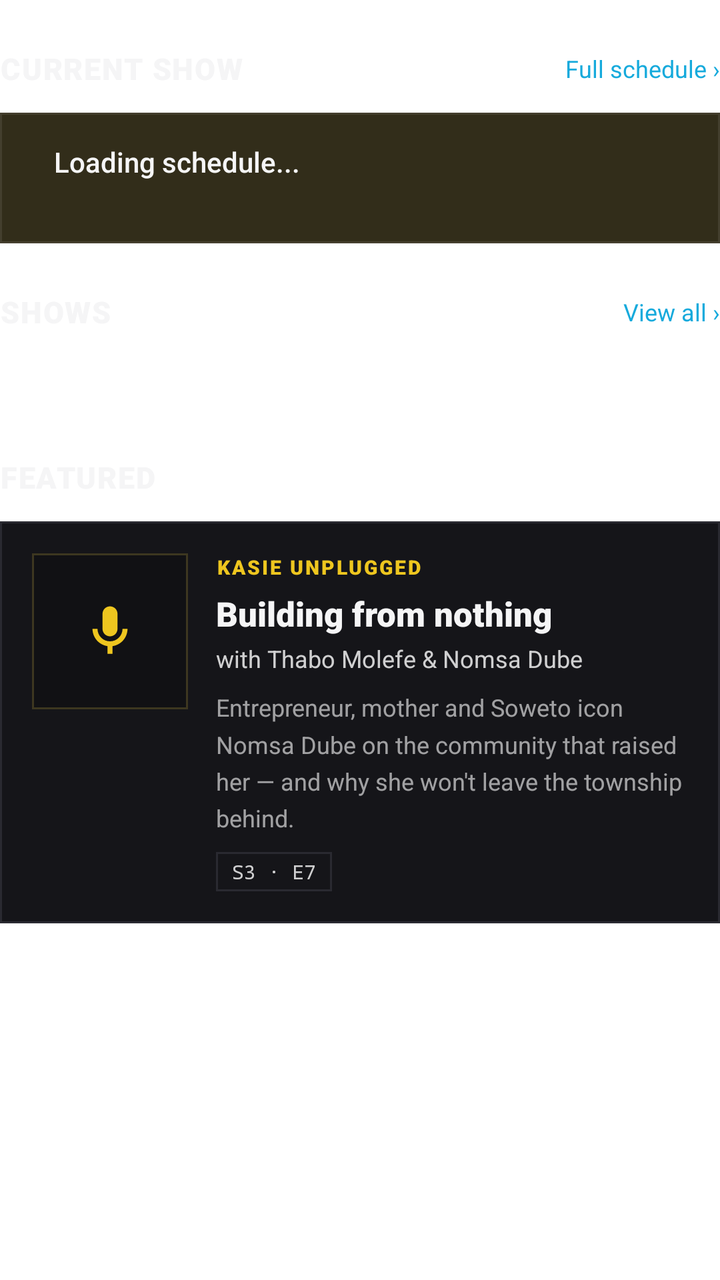
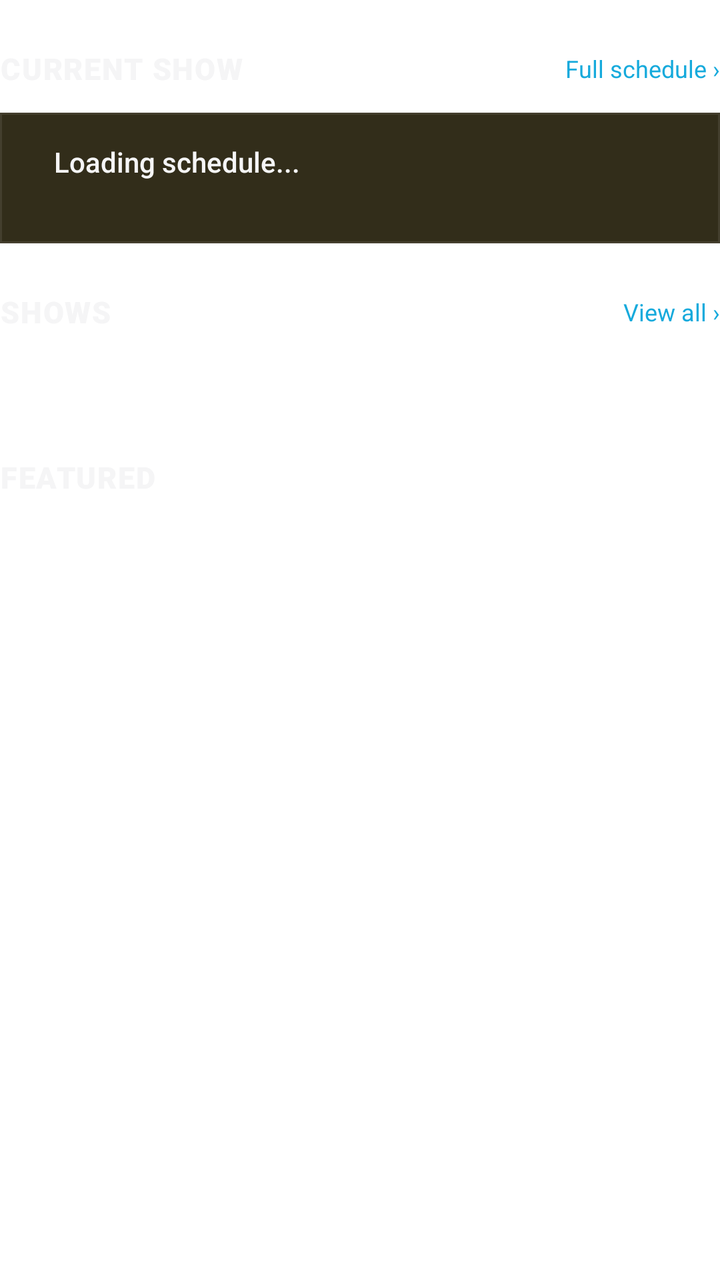

Before-and-after screenshots of an Android layout around one commit, followed by the original layout XML and the change that was made.
<!-- AndroidManifest.xml: application theme Theme.KasiStream -->
<!-- res/layout/fragment_home.xml -->
<?xml version="1.0" encoding="utf-8"?>
<androidx.core.widget.NestedScrollView xmlns:android="http://schemas.android.com/apk/res/android"
    android:layout_width="match_parent"
    android:layout_height="match_parent"
    android:clipToPadding="false"
    android:fillViewport="true"
    android:paddingBottom="24dp">

<LinearLayout
    android:layout_width="match_parent"
    android:layout_height="wrap_content"
    android:orientation="vertical">

    
    <LinearLayout
        android:layout_width="match_parent"
        android:layout_height="wrap_content"
        android:layout_marginTop="24dp"
        android:layout_marginBottom="12dp"
        android:gravity="center_vertical"
        android:orientation="horizontal">

        <TextView
            android:layout_width="0dp"
            android:layout_height="wrap_content"
            android:layout_weight="1"
            android:text="CURRENT SHOW"
            android:textAppearance="@style/TextAppearance.Kasie.Section" />

        <TextView
            android:id="@+id/full_schedule_action"
            android:layout_width="wrap_content"
            android:layout_height="wrap_content"
            android:text="Full schedule ›"
            android:textColor="@color/kasie_cyan"
            android:textSize="12sp" />
    </LinearLayout>

    <LinearLayout
        android:layout_width="match_parent"
        android:layout_height="wrap_content"
        android:background="@drawable/bg_dark_card"
        android:orientation="vertical">

        
        <LinearLayout android:layout_width="match_parent" android:layout_height="wrap_content"
            android:gravity="center_vertical" android:orientation="horizontal" android:padding="15dp" android:background="@drawable/bg_schedule_now">
            <TextView android:id="@+id/current_show_status" android:layout_width="42dp" android:layout_height="wrap_content" android:gravity="end" android:visibility="gone"
                android:text="ON AIR" android:fontFamily="monospace" android:textColor="@color/kasie_accent" android:textSize="10sp" />
            <View android:id="@+id/current_show_dot" android:layout_width="10dp" android:layout_height="10dp" android:layout_marginStart="12dp" android:background="@drawable/dot_now" android:visibility="gone" />
            <LinearLayout android:layout_width="0dp" android:layout_height="wrap_content" android:layout_weight="1" android:layout_marginStart="12dp" android:orientation="vertical">
                <TextView android:id="@+id/show_title" android:layout_width="wrap_content" android:layout_height="wrap_content"
                    android:text="Loading schedule..." android:textAppearance="@style/TextAppearance.Kasie.RowTitle" />
                <TextView android:id="@+id/show_time" android:layout_width="wrap_content" android:layout_height="wrap_content"
                    android:text="" android:textAppearance="@style/TextAppearance.Kasie.Meta" />
            </LinearLayout>
            <TextView android:id="@+id/current_show_on_air_badge" android:layout_width="wrap_content" android:layout_height="wrap_content" android:visibility="gone"
                android:background="@drawable/bg_onair_pill" android:paddingStart="7dp" android:paddingEnd="7dp"
                android:paddingTop="3dp" android:paddingBottom="3dp" android:text="ON AIR"
                android:fontFamily="sans-serif-black" android:textColor="@color/kasie_text_on_accent" android:textSize="10sp" />
        </LinearLayout>

        <LinearLayout
            android:id="@+id/schedule_container"
            android:layout_width="match_parent"
            android:layout_height="wrap_content"
            android:orientation="vertical"
            android:visibility="gone">

            <TextView
                android:layout_width="wrap_content"
                android:layout_height="wrap_content"
                android:layout_marginStart="15dp"
                android:layout_marginTop="16dp"
                android:text="TODAY'S SCHEDULE"
                android:textAppearance="@style/TextAppearance.Kasie.Section" />

            <LinearLayout android:id="@+id/schedule_list" android:layout_width="match_parent" android:layout_height="wrap_content" android:orientation="vertical" />
        </LinearLayout>
    </LinearLayout>

    
    <LinearLayout
        android:layout_width="match_parent"
        android:layout_height="wrap_content"
        android:layout_marginTop="24dp"
        android:layout_marginBottom="12dp"
        android:gravity="center_vertical"
        android:orientation="horizontal">
        <TextView android:layout_width="0dp" android:layout_height="wrap_content" android:layout_weight="1"
            android:text="SHOWS" android:textAppearance="@style/TextAppearance.Kasie.Section" />
        <TextView android:id="@+id/view_all_shows_action" android:layout_width="wrap_content" android:layout_height="wrap_content" android:text="View all ›" android:textColor="@color/kasie_cyan" android:textSize="12sp" />
    </LinearLayout>

    <TextView
        android:id="@+id/shows_status"
        android:layout_width="wrap_content"
        android:layout_height="wrap_content"
        android:layout_marginBottom="10dp"
        android:text="Loading shows..."
        android:textColor="@color/kasie_text_secondary"
        android:textSize="12sp" />

    <HorizontalScrollView
        android:layout_width="match_parent"
        android:layout_height="wrap_content"
        android:scrollbars="none">

        <LinearLayout
            android:id="@+id/shows_list"
            android:layout_width="wrap_content"
            android:layout_height="wrap_content"
            android:orientation="horizontal" />
    </HorizontalScrollView>

    
    <TextView
        android:layout_width="wrap_content"
        android:layout_height="wrap_content"
        android:layout_marginTop="24dp"
        android:layout_marginBottom="12dp"
        android:text="FEATURED"
        android:textAppearance="@style/TextAppearance.Kasie.Section" />

    <LinearLayout
        android:layout_width="match_parent"
        android:layout_height="wrap_content"
        android:background="@drawable/bg_dark_card"
        android:orientation="horizontal"
        android:padding="16dp">

        <FrameLayout android:layout_width="78dp" android:layout_height="78dp" android:background="@drawable/bg_art_tile">
            <ImageView android:layout_width="30dp" android:layout_height="30dp" android:layout_gravity="center"
                android:contentDescription="Kasie Unplugged" android:src="@drawable/ic_mic" />
        </FrameLayout>

        <LinearLayout android:layout_width="0dp" android:layout_height="wrap_content" android:layout_weight="1"
            android:layout_marginStart="14dp" android:orientation="vertical">
            <TextView android:layout_width="wrap_content" android:layout_height="wrap_content" android:text="KASIE UNPLUGGED"
                android:fontFamily="sans-serif-black" android:letterSpacing="0.1" android:textColor="@color/kasie_accent" android:textSize="10sp" />
            <TextView android:layout_width="wrap_content" android:layout_height="wrap_content" android:layout_marginTop="5dp"
                android:text="Building from nothing" android:textAppearance="@style/TextAppearance.Kasie.CardTitle" />
            <TextView android:layout_width="wrap_content" android:layout_height="wrap_content" android:layout_marginTop="3dp"
                android:text="with Thabo Molefe &amp; Nomsa Dube" android:textColor="@color/kasie_text_secondary" android:textSize="12sp" />
            <TextView android:layout_width="match_parent" android:layout_height="wrap_content" android:layout_marginTop="8dp"
                android:text="Entrepreneur, mother and Soweto icon Nomsa Dube on the community that raised her — and why she won't leave the township behind."
                android:textColor="@color/kasie_text_muted" android:textSize="12sp" android:lineSpacingMultiplier="1.3" />
            <TextView android:layout_width="wrap_content" android:layout_height="wrap_content" android:layout_marginTop="9dp"
                android:background="@drawable/bg_dark_card" android:paddingStart="8dp" android:paddingEnd="8dp"
                android:paddingTop="3dp" android:paddingBottom="3dp" android:text="S3 · E7"
                android:fontFamily="monospace" android:textColor="@color/kasie_text_secondary" android:textSize="10sp" />
        </LinearLayout>
    </LinearLayout>

</LinearLayout>
</androidx.core.widget.NestedScrollView>
<!-- resources referenced by this layout -->
<resources>
  <color name="kasie_accent">#EEC61F</color>
  <color name="kasie_cyan">#16AADC</color>
  <color name="kasie_text_muted">#99FFFFFF</color>
  <color name="kasie_text_on_accent">#181500</color>
  <color name="kasie_text_secondary">#CCFFFFFF</color>
  <!-- drawable bg_art_tile (drawable) -->
  <?xml version="1.0" encoding="utf-8"?>
  <shape xmlns:android="http://schemas.android.com/apk/res/android" android:shape="rectangle">
      <solid android:color="#33000000" />
      <stroke android:width="1dp" android:color="#3D3720" />
  </shape>
  <!-- drawable bg_dark_card (drawable) -->
  <?xml version="1.0" encoding="utf-8"?>
  <shape xmlns:android="http://schemas.android.com/apk/res/android" android:shape="rectangle">
      <solid android:color="@color/kasie_surface" />
      <stroke android:width="1dp" android:color="@color/kasie_outline" />
  </shape>
  <!-- drawable bg_onair_pill (drawable) -->
  <?xml version="1.0" encoding="utf-8"?>
  <shape xmlns:android="http://schemas.android.com/apk/res/android" android:shape="rectangle">
      <solid android:color="@color/kasie_accent" />
  </shape>
  <!-- drawable bg_schedule_now (drawable) -->
  <?xml version="1.0" encoding="utf-8"?>
  <shape xmlns:android="http://schemas.android.com/apk/res/android" android:shape="rectangle">
      <solid android:color="@color/kasie_schedule_now" />
  </shape>
  <!-- drawable dot_now (drawable) -->
  <?xml version="1.0" encoding="utf-8"?>
  <shape xmlns:android="http://schemas.android.com/apk/res/android" android:shape="oval">
      <solid android:color="@color/kasie_accent" />
      <size android:width="10dp" android:height="10dp" />
  </shape>
  <!-- drawable ic_mic (drawable) -->
  <vector xmlns:android="http://schemas.android.com/apk/res/android"
      android:width="30dp" android:height="30dp" android:viewportWidth="24" android:viewportHeight="24">
      <path android:fillColor="@color/kasie_accent" android:pathData="M12,14c1.66,0 3,-1.34 3,-3L15,5c0,-1.66 -1.34,-3 -3,-3S9,3.34 9,5v6c0,1.66 1.34,3 3,3zM19,11c0,3.53 -2.61,6.43 -6,6.92L13,21h-2v-3.08c-3.39,-0.49 -6,-3.39 -6,-6.92h2c0,2.76 2.24,5 5,5s5,-2.24 5,-5h2z" />
  </vector>
  <style name="TextAppearance.Kasie.CardTitle" parent="TextAppearance.AppCompat">
          <item name="android:fontFamily">sans-serif-black</item>
          <item name="android:textSize">@dimen/text_card_title</item>
          <item name="android:textColor">@color/kasie_text_primary</item>
      </style>
  <style name="TextAppearance.Kasie.Meta" parent="TextAppearance.AppCompat">
          <item name="android:textSize">@dimen/text_meta</item>
          <item name="android:textColor">@color/kasie_text_muted</item>
      </style>
  <style name="TextAppearance.Kasie.RowTitle" parent="TextAppearance.AppCompat">
          <item name="android:fontFamily">sans-serif-medium</item>
          <item name="android:textSize">@dimen/text_row_title</item>
          <item name="android:textColor">@color/kasie_text_primary</item>
      </style>
  <style name="TextAppearance.Kasie.Section" parent="TextAppearance.AppCompat">
          <item name="android:fontFamily">sans-serif-black</item>
          <item name="android:textSize">@dimen/text_section</item>
          <item name="android:letterSpacing">0.04</item>
          <item name="android:textColor">@color/kasie_text_primary</item>
          <item name="android:textAllCaps">true</item>
      </style>
  <style name="Theme.KasiStream" parent="Theme.MaterialComponents.DayNight.NoActionBar">
          <item name="colorPrimary">@color/kasie_accent</item>
          <item name="android:statusBarColor">@color/kasie_toolbar</item>
      </style>
  <color name="kasie_surface">#151519</color>
  <color name="kasie_outline">#2A2A31</color>
  <color name="kasie_schedule_now">#22EEC61F</color>
  <dimen name="text_card_title">17sp</dimen>
  <color name="kasie_text_primary">#F5F5F6</color>
  <dimen name="text_meta">12sp</dimen>
  <dimen name="text_row_title">14sp</dimen>
  <dimen name="text_section">15sp</dimen>
  <color name="kasie_toolbar">#000000</color>
</resources>

<!-- the commit's change to res/layout/fragment_home.xml (unified diff, before → after) -->
@@ -122,34 +122,48 @@
         android:text="FEATURED"
         android:textAppearance="@style/TextAppearance.Kasie.Section" />
 
+    <TextView
+        android:id="@+id/featured_status"
+        android:layout_width="wrap_content"
+        android:layout_height="wrap_content"
+        android:text="Loading featured content..."
+        android:textColor="@color/kasie_text_secondary"
+        android:textSize="12sp" />
+
     <LinearLayout
+        android:id="@+id/featured_card"
         android:layout_width="match_parent"
         android:layout_height="wrap_content"
         android:background="@drawable/bg_dark_card"
-        android:orientation="horizontal"
-        android:padding="16dp">
+        android:layout_marginTop="10dp"
+        android:orientation="vertical"
+        android:padding="16dp"
+        android:visibility="gone">
 
-        <FrameLayout android:layout_width="78dp" android:layout_height="78dp" android:background="@drawable/bg_art_tile">
-            <ImageView android:layout_width="30dp" android:layout_height="30dp" android:layout_gravity="center"
-                android:contentDescription="Kasie Unplugged" android:src="@drawable/ic_mic" />
-        </FrameLayout>
+        <TextView
+            android:id="@+id/featured_type"
+            android:layout_width="wrap_content"
+            android:layout_height="wrap_content"
+            android:fontFamily="monospace"
+            android:letterSpacing="0.1"
+            android:textColor="@color/kasie_accent"
+            android:textSize="10sp" />
 
-        <LinearLayout android:layout_width="0dp" android:layout_height="wrap_content" android:layout_weight="1"
-            android:layout_marginStart="14dp" android:orientation="vertical">
-            <TextView android:layout_width="wrap_content" android:layout_height="wrap_content" android:text="KASIE UNPLUGGED"
-                android:fontFamily="sans-serif-black" android:letterSpacing="0.1" android:textColor="@color/kasie_accent" android:textSize="10sp" />
-            <TextView android:layout_width="wrap_content" android:layout_height="wrap_content" android:layout_marginTop="5dp"
-                android:text="Building from nothing" android:textAppearance="@style/TextAppearance.Kasie.CardTitle" />
-            <TextView android:layout_width="wrap_content" android:layout_height="wrap_content" android:layout_marginTop="3dp"
-                android:text="with Thabo Molefe &amp; Nomsa Dube" android:textColor="@color/kasie_text_secondary" android:textSize="12sp" />
-            <TextView android:layout_width="match_parent" android:layout_height="wrap_content" android:layout_marginTop="8dp"
-                android:text="Entrepreneur, mother and Soweto icon Nomsa Dube on the community that raised her — and why she won't leave the township behind."
-                android:textColor="@color/kasie_text_muted" android:textSize="12sp" android:lineSpacingMultiplier="1.3" />
-            <TextView android:layout_width="wrap_content" android:layout_height="wrap_content" android:layout_marginTop="9dp"
-                android:background="@drawable/bg_dark_card" android:paddingStart="8dp" android:paddingEnd="8dp"
-                android:paddingTop="3dp" android:paddingBottom="3dp" android:text="S3 · E7"
-                android:fontFamily="monospace" android:textColor="@color/kasie_text_secondary" android:textSize="10sp" />
-        </LinearLayout>
+        <TextView
+            android:id="@+id/featured_title"
+            android:layout_width="match_parent"
+            android:layout_height="wrap_content"
+            android:layout_marginTop="6dp"
+            android:textAppearance="@style/TextAppearance.Kasie.CardTitle" />
+
+        <TextView
+            android:id="@+id/featured_summary"
+            android:layout_width="match_parent"
+            android:layout_height="wrap_content"
+            android:layout_marginTop="8dp"
+            android:lineSpacingMultiplier="1.3"
+            android:textColor="@color/kasie_text_muted"
+            android:textSize="12sp" />
     </LinearLayout>
 
 </LinearLayout>
<!-- resource entries referenced after the edit -->
@@ -5,12 +5,6 @@
   <color name="kasie_text_muted">#99FFFFFF</color>
   <color name="kasie_text_on_accent">#181500</color>
   <color name="kasie_text_secondary">#CCFFFFFF</color>
-  <!-- drawable bg_art_tile (drawable) -->
-  <?xml version="1.0" encoding="utf-8"?>
-  <shape xmlns:android="http://schemas.android.com/apk/res/android" android:shape="rectangle">
-      <solid android:color="#33000000" />
-      <stroke android:width="1dp" android:color="#3D3720" />
-  </shape>
   <!-- drawable bg_dark_card (drawable) -->
   <?xml version="1.0" encoding="utf-8"?>
   <shape xmlns:android="http://schemas.android.com/apk/res/android" android:shape="rectangle">
@@ -33,11 +27,6 @@
       <solid android:color="@color/kasie_accent" />
       <size android:width="10dp" android:height="10dp" />
   </shape>
-  <!-- drawable ic_mic (drawable) -->
-  <vector xmlns:android="http://schemas.android.com/apk/res/android"
-      android:width="30dp" android:height="30dp" android:viewportWidth="24" android:viewportHeight="24">
-      <path android:fillColor="@color/kasie_accent" android:pathData="M12,14c1.66,0 3,-1.34 3,-3L15,5c0,-1.66 -1.34,-3 -3,-3S9,3.34 9,5v6c0,1.66 1.34,3 3,3zM19,11c0,3.53 -2.61,6.43 -6,6.92L13,21h-2v-3.08c-3.39,-0.49 -6,-3.39 -6,-6.92h2c0,2.76 2.24,5 5,5s5,-2.24 5,-5h2z" />
-  </vector>
   <style name="TextAppearance.Kasie.CardTitle" parent="TextAppearance.AppCompat">
           <item name="android:fontFamily">sans-serif-black</item>
           <item name="android:textSize">@dimen/text_card_title</item>
